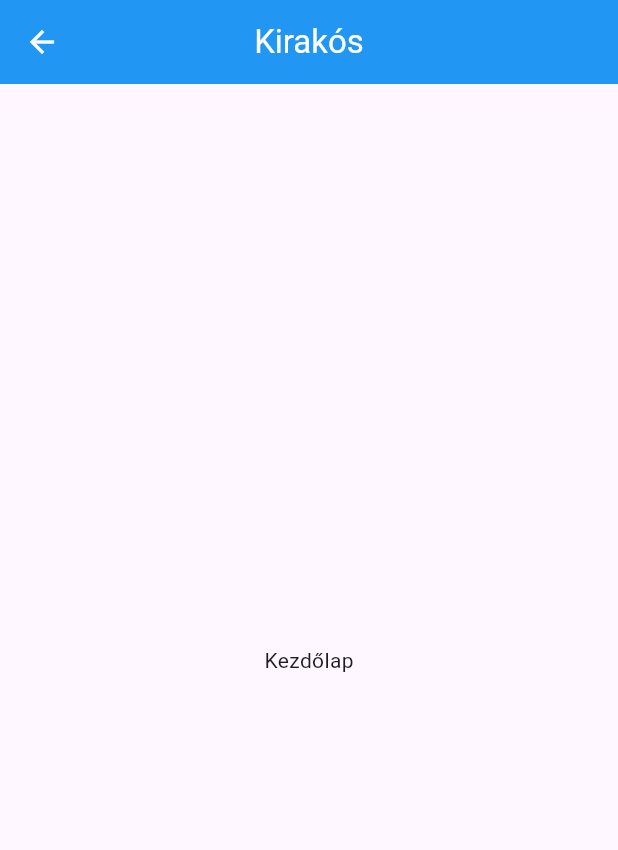
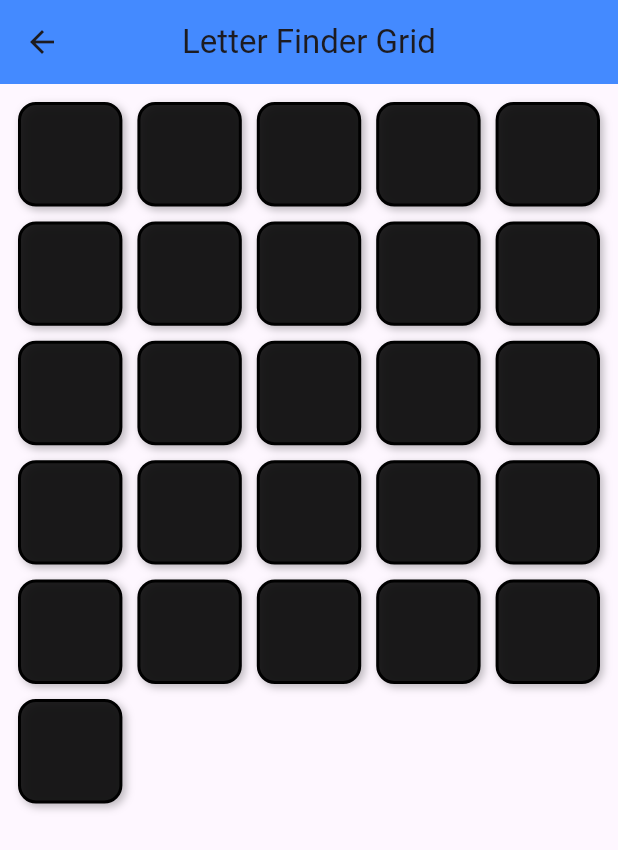
Before and after one commit to ZmintZolika/letter_finder_app, a Flutter app: the screen it shows after launch, after a tap on "Kattints ide!", on a phone screen of 412 x 824 dp. Shown: the top 850 px of the screen. Run offline on Flutter 3.47's test engine with Material 3 defaults, Android fonts, the phone set to English and light mode, and no system bars.

Commit message:
add letter finder grid to second_screen A-Z

```diff
--- a/lib/first_screen.dart
+++ b/lib/first_screen.dart
@@ -25,9 +25,9 @@ class HomeScreen extends StatelessWidget {
             ), // Kis távolság a szöveg és a gomb között
             ElevatedButton(
               onPressed: () {
-                Navigator.of(
-                  context,
-                ).push(MaterialPageRoute(builder: (ctx) => const ABC_game()));
+                Navigator.of(context).push(
+                  MaterialPageRoute(builder: (ctx) => const LetterGridScreen()),
+                );
               },
               child: const Text('Kattints ide!'),
             ),
--- a/lib/second_screen.dart
+++ b/lib/second_screen.dart
@@ -1,23 +1,97 @@
 import 'package:flutter/material.dart';
 
-class ABC_game extends StatefulWidget {
-  const ABC_game({super.key});
+class LetterGridScreen extends StatefulWidget {
+  const LetterGridScreen({super.key});
 
   @override
-  State<ABC_game> createState() => _ABC_gameState();
+  State<LetterGridScreen> createState() => _LetterGridScreenState();
 }
 
-class _ABC_gameState extends State<ABC_game> {
+class _LetterGridScreenState extends State<LetterGridScreen> {
+  // 1. Az 'A'-tól 'Z'-ig tartó lista
+  final List<String> letters = List.generate(
+    26,
+    (index) => String.fromCharCode(65 + index),
+  );
+
+  // 2. Ebben a Set-ben (halmazban) tároljuk azokat a betűket, amiket már felfordított a játékos
+  final Set<String> revealedLetters = {};
+
   @override
   Widget build(BuildContext context) {
+    // Megnézzük, hogy a telefon éppen álló (portrait) vagy fekvő (landscape) helyzetben van-e:
+    final isPortrait =
+        MediaQuery.of(context).orientation == Orientation.portrait;
+
+    // Álló módban 5 oszlop, fekvő módban 9 oszlop:
+    final int columnCount = isPortrait ? 5 : 9;
+
     return Scaffold(
       appBar: AppBar(
-        title: const Text('Kirakós'),
+        title: const Text('Letter Finder Grid'),
+        backgroundColor: Colors.blueAccent,
         centerTitle: true,
-        backgroundColor: Colors.blue,
-        foregroundColor: Colors.white,
       ),
-      body: const Center(child: Text('Kezdőlap')),
+      body: Padding(
+        padding: const EdgeInsets.all(12.0),
+        child: GridView.count(
+          crossAxisCount: columnCount,
+          mainAxisSpacing: 10,
+          crossAxisSpacing: 10,
+          childAspectRatio: 1.0,
+          children: letters.map((letter) {
+            // Megnézzük, hogy az adott betű már fel van-e fordítva
+            final bool isRevealed = revealedLetters.contains(letter);
+
+            return InkWell(
+              onTap: () {
+                // Ha még nincs felfordítva, hozzáadjuk és újrarajzoljuk a képernyőt
+                if (!isRevealed) {
+                  setState(() {
+                    revealedLetters.add(letter);
+                  });
+                }
+              },
+              borderRadius: BorderRadius.circular(12),
+              child: AnimatedContainer(
+                duration: const Duration(
+                  milliseconds: 250,
+                ), // szép, sima színátmenet kattintáskor
+                decoration: BoxDecoration(
+                  // Lefordítva fekete, felfordítva világos lila
+                  color: isRevealed
+                      ? Colors.deepPurple.shade50
+                      : Colors.black87,
+                  borderRadius: BorderRadius.circular(12),
+                  border: Border.all(
+                    color: isRevealed ? Colors.deepPurple : Colors.black,
+                    width: 2,
+                  ),
+                  boxShadow: const [
+                    BoxShadow(
+                      color: Colors.black26,
+                      blurRadius: 4,
+                      offset: Offset(2, 2),
+                    ),
+                  ],
+                ),
+                alignment: Alignment.center,
+                // Ha fel van fedve, megjelenik a betű, ha nincs, üres marad
+                child: isRevealed
+                    ? Text(
+                        letter,
+                        style: const TextStyle(
+                          fontSize: 22,
+                          fontWeight: FontWeight.bold,
+                          color: Colors.deepPurple,
+                        ),
+                      )
+                    : null,
+              ),
+            );
+          }).toList(),
+        ),
+      ),
     );
   }
 }
```
